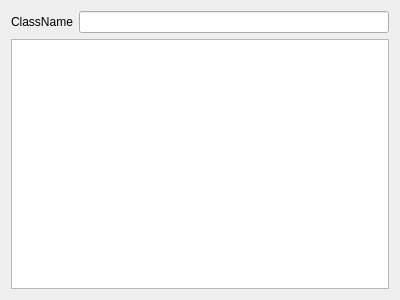
Before: the Qt Designer form GeneradorBaseDatos/daomanager.ui in PaulMaxAvalosAguilar/QTSQLGenerator, drawn with Qt 5.
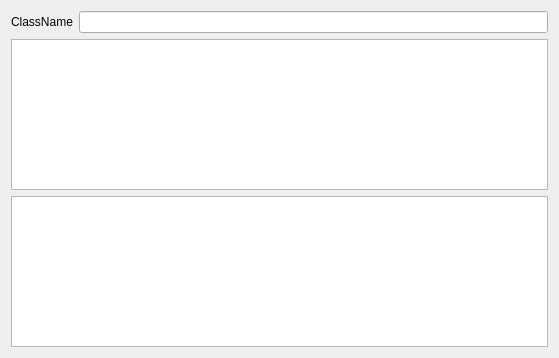
After: the same form once the commit is applied.

```diff
--- a/GeneradorBaseDatos/daomanager.ui
+++ b/GeneradorBaseDatos/daomanager.ui
@@ -6,8 +6,8 @@
    <rect>
     <x>0</x>
     <y>0</y>
-    <width>400</width>
-    <height>300</height>
+    <width>559</width>
+    <height>358</height>
    </rect>
   </property>
   <property name="windowTitle">
@@ -31,6 +31,9 @@
    <item>
     <widget class="QTextBrowser" name="headerBrowser"/>
    </item>
+   <item>
+    <widget class="QTextBrowser" name="cppBrowser"/>
+   </item>
   </layout>
  </widget>
  <resources/>
```
